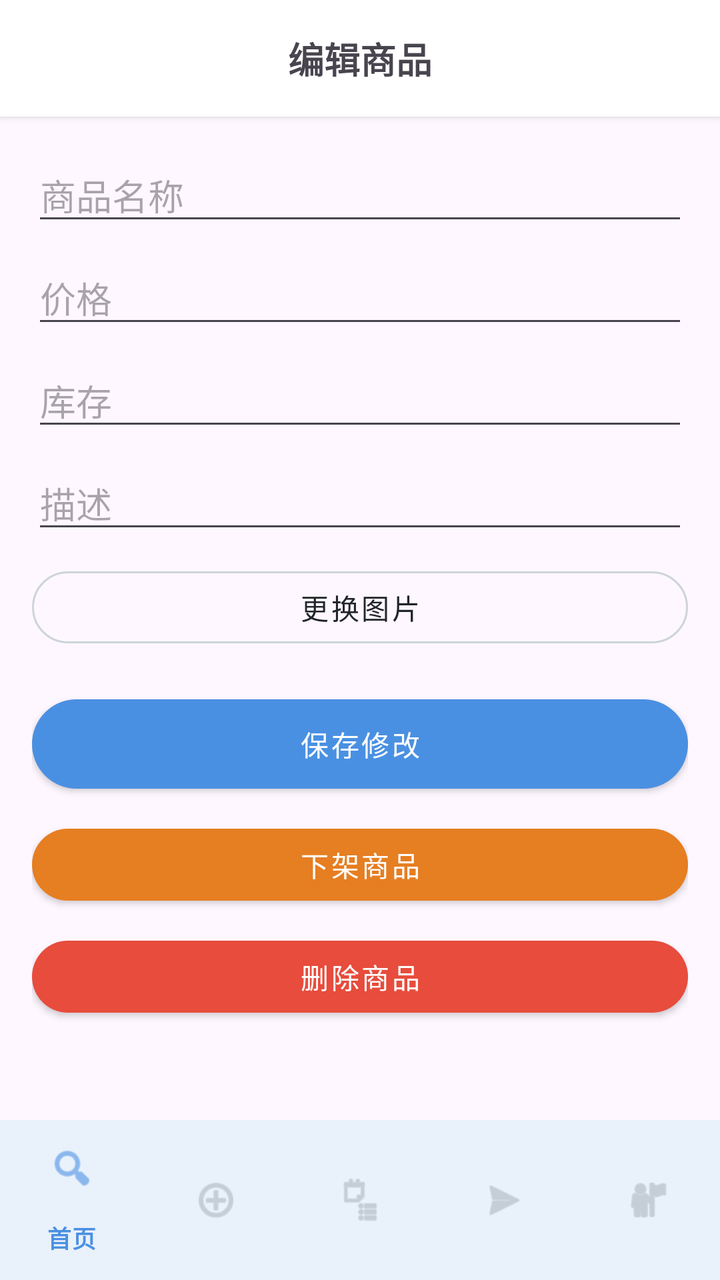
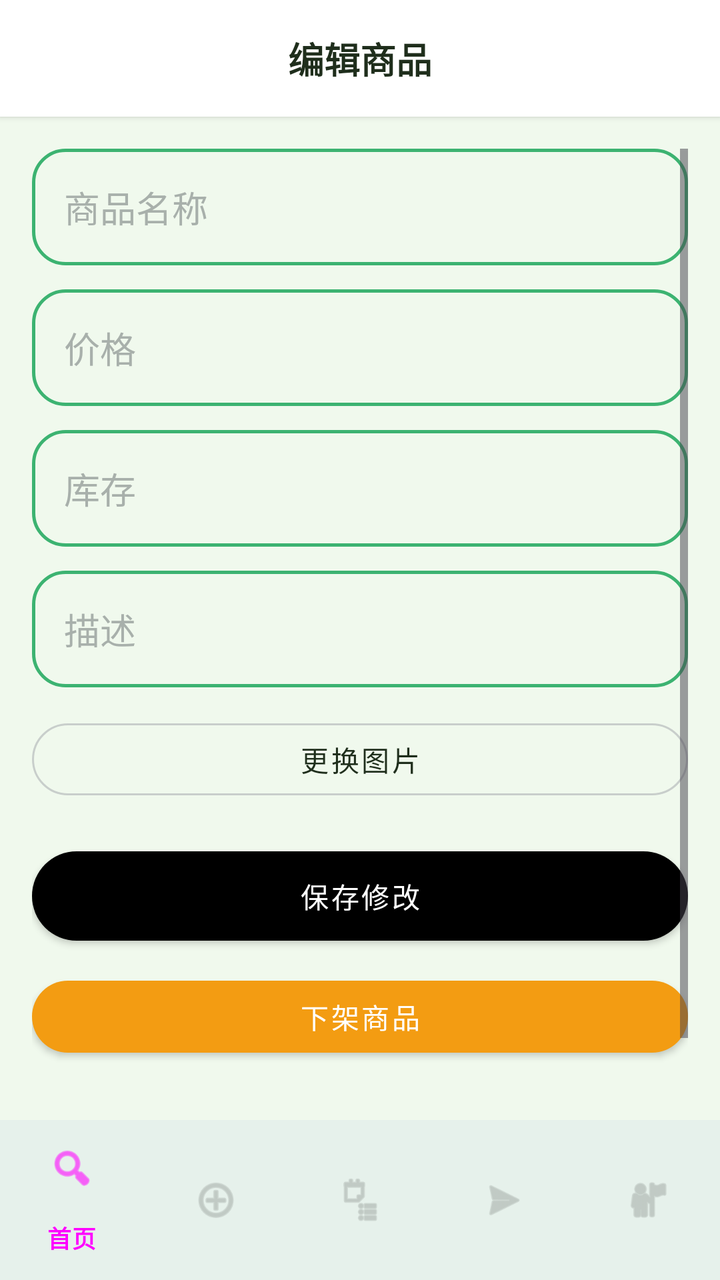

Two renders of the same Android screen: before a commit and after it. Below are the layout's source before the change and the commit's diff.
<!-- AndroidManifest.xml: application theme Theme.EtradeAndroid -->
<!-- res/layout/activity_edit_product.xml -->
<?xml version="1.0" encoding="utf-8"?>
<LinearLayout xmlns:android="http://schemas.android.com/apk/res/android"
    xmlns:app="http://schemas.android.com/apk/res-auto"
    android:layout_width="match_parent"
    android:layout_height="match_parent"
    android:orientation="vertical">

    
    <TextView
        android:layout_width="match_parent"
        android:layout_height="wrap_content"
        android:padding="16dp"
        android:text="编辑商品"
        android:textSize="18sp"
        android:textStyle="bold"
        android:gravity="center"
        android:background="@android:color/white"
        android:elevation="2dp" />

    
    <ScrollView
        android:layout_width="match_parent"
        android:layout_height="0dp"
        android:layout_weight="1"
        android:padding="16dp">

        <LinearLayout
            android:layout_width="match_parent"
            android:layout_height="wrap_content"
            android:orientation="vertical">

            <EditText
                android:id="@+id/et_name"
                android:layout_width="match_parent"
                android:layout_height="wrap_content"
                android:hint="商品名称" />

            <EditText
                android:id="@+id/et_price"
                android:layout_width="match_parent"
                android:layout_height="wrap_content"
                android:layout_marginTop="8dp"
                android:hint="价格"
                android:inputType="numberDecimal" />

            <EditText
                android:id="@+id/et_stock"
                android:layout_width="match_parent"
                android:layout_height="wrap_content"
                android:layout_marginTop="8dp"
                android:hint="库存"
                android:inputType="number" />

            <EditText
                android:id="@+id/et_description"
                android:layout_width="match_parent"
                android:layout_height="wrap_content"
                android:layout_marginTop="8dp"
                android:hint="描述"
                android:maxLines="5" />

            <Button
                android:id="@+id/btn_select_image"
                style="@style/SecondaryButton"
                android:layout_width="match_parent"
                android:layout_height="wrap_content"
                android:layout_marginTop="8dp"
                android:text="更换图片" />

            <ImageView
                android:id="@+id/iv_preview"
                android:layout_width="match_parent"
                android:layout_height="200dp"
                android:layout_marginTop="8dp"
                android:scaleType="centerCrop"
                android:visibility="gone" />

            <Button
                android:id="@+id/btn_update"
                style="@style/PrimaryButton"
                android:layout_width="match_parent"
                android:layout_height="wrap_content"
                android:layout_marginTop="16dp"
                android:text="保存修改" />

            <Button
                android:id="@+id/btn_offshelf"
                style="@style/WarningButton"
                android:layout_width="match_parent"
                android:layout_height="wrap_content"
                android:layout_marginTop="8dp"
                android:text="下架商品" />

            <Button
                android:id="@+id/btn_delete"
                style="@style/DangerButton"
                android:layout_width="match_parent"
                android:layout_height="wrap_content"
                android:layout_marginTop="8dp"
                android:text="删除商品" />

        </LinearLayout>
    </ScrollView>

    
    <include layout="@layout/include_bottom_nav" />

</LinearLayout>
<!-- res/layout/include_bottom_nav.xml (included above) -->
<?xml version="1.0" encoding="utf-8"?>
<com.google.android.material.bottomnavigation.BottomNavigationView
    xmlns:android="http://schemas.android.com/apk/res/android"
    xmlns:app="http://schemas.android.com/apk/res-auto"
    android:id="@+id/bottom_navigation"
    android:layout_width="match_parent"
    android:layout_height="wrap_content"
    android:background="@android:color/white"
    android:elevation="8dp"
    app:itemIconTint="@color/nav_item_color"
    app:itemTextColor="@color/nav_item_color"
    app:menu="@menu/bottom_nav_menu" />
<!-- resources referenced by this layout -->
<resources>
  <style name="DangerButton" parent="Widget.MaterialComponents.Button">
          <item name="android:layout_width">match_parent</item>
          <item name="android:layout_height">wrap_content</item>
          <item name="android:minHeight">48dp</item>
          <item name="cornerRadius">@dimen/radius_full</item>
          <item name="backgroundTint">@color/error_red</item>
          <item name="android:textColor">@color/white</item>
          <item name="android:textSize">@dimen/text_size_body</item>
          <item name="android:textAllCaps">false</item>
      </style>
  <style name="Theme.EtradeAndroid" parent="Base.Theme.EtradeAndroid" />
  <dimen name="radius_full">24dp</dimen>
  <color name="error_red">#E74C3C</color>
  <color name="white">#FFFFFFFF</color>
  <dimen name="text_size_body">14sp</dimen>
  <dimen name="btn_padding_vertical">12dp</dimen>
  <dimen name="btn_padding_horizontal">24dp</dimen>
  <color name="primary_blue">#4A90E2</color>
  <color name="gray_300">#CED4DA</color>
  <color name="text_primary">#212529</color>
  <color name="warning_orange">#E67E22</color>
  <style name="Base.Theme.EtradeAndroid" parent="Theme.Material3.DayNight.NoActionBar">
          <item name="colorPrimary">@color/primary_blue</item>
          <item name="colorOnPrimary">@color/white</item>
          <item name="colorSecondary">@color/accent_orange</item>
          <item name="colorOnSecondary">@color/white</item>
          <item name="android:statusBarColor">@color/primary_blue_dark</item>
          <item name="android:navigationBarColor">@color/white</item>
          <item name="colorSurface">@color/background_white</item>
          <item name="colorOnSurface">@color/text_primary</item>
      </style>
  <color name="accent_orange">#F5A623</color>
  <color name="primary_blue_dark">#357ABD</color>
  <color name="background_white">#FFFFFF</color>
  <!-- unchanged entries left out for length: 3 -->
</resources>

<!-- the commit's change to res/layout/activity_edit_product.xml (unified diff, before → after) -->
@@ -3,7 +3,8 @@
     xmlns:app="http://schemas.android.com/apk/res-auto"
     android:layout_width="match_parent"
     android:layout_height="match_parent"
-    android:orientation="vertical">
+    android:orientation="vertical"
+    android:background="@color/background_light">
 
     
     <TextView
@@ -14,8 +15,9 @@
         android:textSize="18sp"
         android:textStyle="bold"
         android:gravity="center"
-        android:background="@android:color/white"
-        android:elevation="2dp" />
+        android:background="@color/background_white"
+        android:elevation="2dp"
+        android:textColor="@color/text_primary" />
 
     
     <ScrollView
@@ -33,45 +35,61 @@
                 android:id="@+id/et_name"
                 android:layout_width="match_parent"
                 android:layout_height="wrap_content"
-                android:hint="商品名称" />
+                android:hint="商品名称"
+                android:background="@drawable/bg_input"
+                android:padding="16dp"
+                android:textColor="@color/text_primary"
+                android:textColorHint="@color/text_hint" />
 
             <EditText
                 android:id="@+id/et_price"
                 android:layout_width="match_parent"
                 android:layout_height="wrap_content"
-                android:layout_marginTop="8dp"
+                android:layout_marginTop="12dp"
                 android:hint="价格"
-                android:inputType="numberDecimal" />
+                android:inputType="numberDecimal"
+                android:background="@drawable/bg_input"
+                android:padding="16dp"
+                android:textColor="@color/text_primary"
+                android:textColorHint="@color/text_hint" />
 
             <EditText
                 android:id="@+id/et_stock"
                 android:layout_width="match_parent"
                 android:layout_height="wrap_content"
-                android:layout_marginTop="8dp"
+                android:layout_marginTop="12dp"
                 android:hint="库存"
-                android:inputType="number" />
+                android:inputType="number"
+                android:background="@drawable/bg_input"
+                android:padding="16dp"
+                android:textColor="@color/text_primary"
+                android:textColorHint="@color/text_hint" />
 
             <EditText
                 android:id="@+id/et_description"
                 android:layout_width="match_parent"
                 android:layout_height="wrap_content"
-                android:layout_marginTop="8dp"
+                android:layout_marginTop="12dp"
                 android:hint="描述"
-                android:maxLines="5" />
+                android:maxLines="5"
+                android:background="@drawable/bg_input"
+                android:padding="16dp"
+                android:textColor="@color/text_primary"
+                android:textColorHint="@color/text_hint" />
 
             <Button
                 android:id="@+id/btn_select_image"
                 style="@style/SecondaryButton"
                 android:layout_width="match_parent"
                 android:layout_height="wrap_content"
-                android:layout_marginTop="8dp"
+                android:layout_marginTop="12dp"
                 android:text="更换图片" />
 
             <ImageView
                 android:id="@+id/iv_preview"
                 android:layout_width="match_parent"
                 android:layout_height="200dp"
-                android:layout_marginTop="8dp"
+                android:layout_marginTop="12dp"
                 android:scaleType="centerCrop"
                 android:visibility="gone" />
 
@@ -114,7 +132,7 @@
     android:id="@+id/bottom_navigation"
     android:layout_width="match_parent"
     android:layout_height="wrap_content"
-    android:background="@android:color/white"
+    android:background="@color/background_white"
     android:elevation="8dp"
     app:itemIconTint="@color/nav_item_color"
     app:itemTextColor="@color/nav_item_color"
<!-- resource entries referenced after the edit -->
@@ -1,5 +1,6 @@
 <!-- resources referenced by this layout -->
 <resources>
+  <color name="background_light">#F0F9ED</color>
   <style name="DangerButton" parent="Widget.MaterialComponents.Button">
           <item name="android:layout_width">match_parent</item>
           <item name="android:layout_height">wrap_content</item>
@@ -11,29 +12,67 @@
           <item name="android:textAllCaps">false</item>
       </style>
   <style name="Theme.EtradeAndroid" parent="Base.Theme.EtradeAndroid" />
+  <color name="primary_green_light">#3CB371</color>
   <dimen name="radius_full">24dp</dimen>
   <color name="error_red">#E74C3C</color>
   <color name="white">#FFFFFFFF</color>
   <dimen name="text_size_body">14sp</dimen>
   <dimen name="btn_padding_vertical">12dp</dimen>
   <dimen name="btn_padding_horizontal">24dp</dimen>
-  <color name="primary_blue">#4A90E2</color>
-  <color name="gray_300">#CED4DA</color>
-  <color name="text_primary">#212529</color>
-  <color name="warning_orange">#E67E22</color>
+  <color name="gray_300">#C8CECB</color>
+  <color name="text_primary">#1F2E1C</color>
+  <!-- drawable bg_input (drawable) -->
+  <?xml version="1.0" encoding="utf-8"?>
+  <shape xmlns:android="http://schemas.android.com/apk/res/android">
+      
+      <solid android:color="@color/background_light" />
+      
+      <corners android:radius="16dp" />
+      
+      <stroke android:width="1.5dp" android:color="@color/primary_green_light" />
+  </shape>
+  <color name="warning_orange">#F39C12</color>
   <style name="Base.Theme.EtradeAndroid" parent="Theme.Material3.DayNight.NoActionBar">
-          <item name="colorPrimary">@color/primary_blue</item>
+          
+          <item name="colorPrimary">@color/primary_green</item>
           <item name="colorOnPrimary">@color/white</item>
-          <item name="colorSecondary">@color/accent_orange</item>
-          <item name="colorOnSecondary">@color/white</item>
-          <item name="android:statusBarColor">@color/primary_blue_dark</item>
-          <item name="android:navigationBarColor">@color/white</item>
+          <item name="colorPrimaryVariant">@color/primary_green_dark</item>
+          
+          
+          <item name="colorSecondary">@color/accent_yellow</item>
+          <item name="colorOnSecondary">@color/text_primary</item>
+          
+          
+          <item name="android:statusBarColor">@color/primary_green</item>
+          <item name="android:navigationBarColor">@color/background_white</item>
+          
+          
+          <item name="android:windowBackground">@color/background_light</item>
           <item name="colorSurface">@color/background_white</item>
           <item name="colorOnSurface">@color/text_primary</item>
+          
+          
+          <item name="shapeAppearanceSmallComponent">@style/ShapeAppearance.Etrade.Small</item>
+          <item name="shapeAppearanceMediumComponent">@style/ShapeAppearance.Etrade.Medium</item>
+          <item name="shapeAppearanceLargeComponent">@style/ShapeAppearance.Etrade.Large</item>
       </style>
-  <color name="accent_orange">#F5A623</color>
-  <color name="primary_blue_dark">#357ABD</color>
+  <color name="primary_green">#2E8B57</color>
+  <color name="primary_green_dark">#267347</color>
+  <color name="accent_yellow">#F7D44A</color>
+  <style name="ShapeAppearance.Etrade.Small" parent="ShapeAppearance.Material3.SmallComponent">
+          <item name="cornerFamily">rounded</item>
+          <item name="cornerSize">12dp</item>
+      </style>
+  <style name="ShapeAppearance.Etrade.Medium" parent="ShapeAppearance.Material3.MediumComponent">
+          <item name="cornerFamily">rounded</item>
+          <item name="cornerSize">16dp</item>
+      </style>
+  <style name="ShapeAppearance.Etrade.Large" parent="ShapeAppearance.Material3.LargeComponent">
+          <item name="cornerFamily">rounded</item>
+          <item name="cornerSize">20dp</item>
+      </style>
   <color name="background_white">#FFFFFF</color>
+  <color name="text_hint">#A8B0AB</color>
   <!-- unchanged entries left out for length: 3 -->
 </resources>
 
